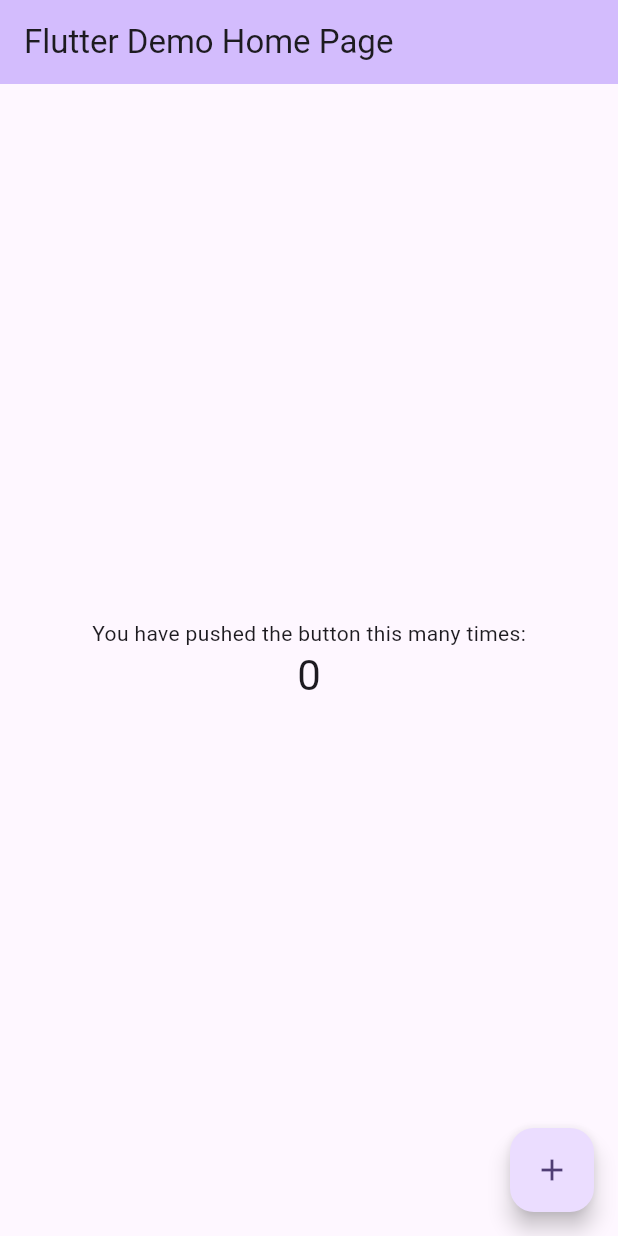
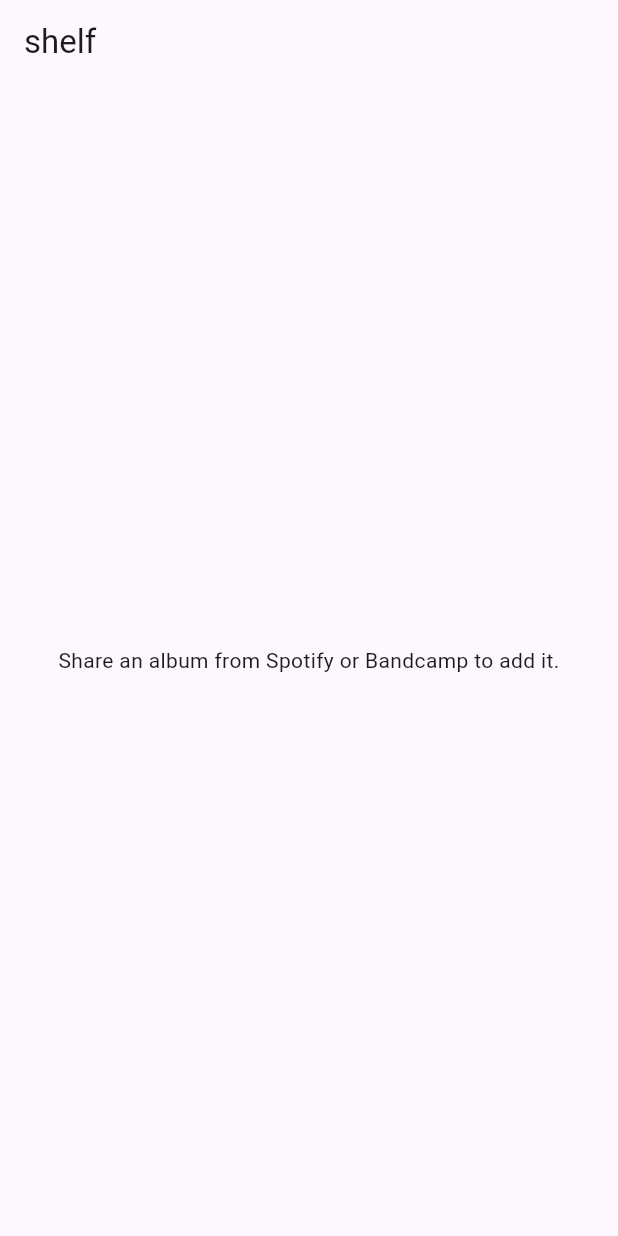
Before and after one commit to Schwub/shelf, a Flutter app: the screen it shows after launch, on a phone screen of 412 x 824 dp. Run offline on Flutter 3.47's test engine with Material 3 defaults, Android fonts, the phone set to English and light mode, and no system bars; our stand-ins replace material_ui; missing offline and left inert: receive_sharing_intent.

Commit message:
Receive shared album links on iOS and Android (TASK-1 spike)
- receive_sharing_intent 1.9.0: SEND text/plain intent filter on
  Android (compileSdk 37), ShareExtension target with App Group on iOS
- extractSharedUrl() reduces share text to the album URL; sharedLinks()
  is the only code touching the plugin
- Placeholder screen shows the last shared link until M1
- Findings and decision in docs/architecture.md; iOS build time in
  AGENTS.md

Verified on the Android emulator (cold and warm) and the iOS simulator
(cold, Spotify). iOS warm start and Bandcamp on iOS not yet verified.

Co-Authored-By: Claude Opus 5.5 <noreply@anthropic.com>

```diff
--- a/app/lib/main.dart
+++ b/app/lib/main.dart
@@ -1,121 +1,36 @@
 import 'package:material_ui/material_ui.dart';
 
+import 'share/share_receiver.dart';
+
 void main() {
-  runApp(const MyApp());
+  runApp(ShelfApp(links: sharedLinks()));
 }
 
-class MyApp extends StatelessWidget {
-  const MyApp({super.key});
+/// Placeholder until M1: shows the last link shared into the app.
+class ShelfApp extends StatelessWidget {
+  const ShelfApp({super.key, required this.links});
 
-  // This widget is the root of your application.
+  final Stream<Uri> links;
+
   @override
   Widget build(BuildContext context) {
     return MaterialApp(
-      title: 'Flutter Demo',
-      theme: ThemeData(
-        // This is the theme of your application.
-        //
-        // TRY THIS: Try running your application with "flutter run". You'll see
-        // the application has a purple toolbar. Then, without quitting the app,
-        // try changing the seedColor in the colorScheme below to Colors.green
-        // and then invoke "hot reload" (save your changes or press the "hot
-        // reload" button in a Flutter-supported IDE, or press "r" if you used
-        // the command line to start the app).
-        //
-        // Notice that the counter didn't reset back to zero; the application
-        // state is not lost during the reload. To reset the state, use hot
-        // restart instead.
-        //
-        // This works for code too, not just values: Most code changes can be
-        // tested with just a hot reload.
-        colorScheme: .fromSeed(seedColor: Colors.deepPurple),
-      ),
-      home: const MyHomePage(title: 'Flutter Demo Home Page'),
-    );
-  }
-}
-
-class MyHomePage extends StatefulWidget {
-  const MyHomePage({super.key, required this.title});
-
-  // This widget is the home page of your application. It is stateful, meaning
-  // that it has a State object (defined below) that contains fields that affect
-  // how it looks.
-
-  // This class is the configuration for the state. It holds the values (in this
-  // case the title) provided by the parent (in this case the App widget) and
-  // used by the build method of the State. Fields in a Widget subclass are
-  // always marked "final".
-
-  final String title;
-
-  @override
-  State<MyHomePage> createState() => _MyHomePageState();
-}
-
-class _MyHomePageState extends State<MyHomePage> {
-  int _counter = 0;
-
-  void _incrementCounter() {
-    setState(() {
-      // This call to setState tells the Flutter framework that something has
-      // changed in this State, which causes it to rerun the build method below
-      // so that the display can reflect the updated values. If we changed
-      // _counter without calling setState(), then the build method would not be
-      // called again, and so nothing would appear to happen.
-      _counter++;
-    });
-  }
-
-  @override
-  Widget build(BuildContext context) {
-    // This method is rerun every time setState is called, for instance as done
-    // by the _incrementCounter method above.
-    //
-    // The Flutter framework has been optimized to make rerunning build methods
-    // fast, so that you can just rebuild anything that needs updating rather
-    // than having to individually change instances of widgets.
-    return Scaffold(
-      appBar: AppBar(
-        // TRY THIS: Try changing the color here to a specific color (to
-        // Colors.amber, perhaps?) and trigger a hot reload to see the AppBar
-        // change color while the other colors stay the same.
-        backgroundColor: Theme.of(context).colorScheme.inversePrimary,
-        // Here we take the value from the MyHomePage object that was created by
-        // the App.build method, and use it to set our appbar title.
-        title: Text(widget.title),
-      ),
-      body: Center(
-        // Center is a layout widget. It takes a single child and positions it
-        // in the middle of the parent.
-        child: Column(
-          // Column is also a layout widget. It takes a list of children and
-          // arranges them vertically. By default, it sizes itself to fit its
-          // children horizontally, and tries to be as tall as its parent.
-          //
-          // Column has various properties to control how it sizes itself and
-          // how it positions its children. Here we use mainAxisAlignment to
-          // center the children vertically; the main axis here is the vertical
-          // axis because Columns are vertical (the cross axis would be
-          // horizontal).
-          //
-          // TRY THIS: Invoke "debug painting" (choose the "Toggle Debug Paint"
-          // action in the IDE, or press "p" in the console), to see the
-          // wireframe for each widget.
-          mainAxisAlignment: .center,
-          children: [
-            const Text('You have pushed the button this many times:'),
-            Text(
-              '$_counter',
-              style: Theme.of(context).textTheme.headlineMedium,
+      title: 'shelf',
+      home: Scaffold(
+        appBar: AppBar(title: const Text('shelf')),
+        body: Center(
+          child: Padding(
+            padding: const EdgeInsets.all(24),
+            child: StreamBuilder<Uri>(
+              stream: links,
+              builder: (context, snapshot) => Text(
+                snapshot.data?.toString() ??
+                    'Share an album from Spotify or Bandcamp to add it.',
+                textAlign: TextAlign.center,
+              ),
             ),
-          ],
+          ),
         ),
-      ),
-      floatingActionButton: FloatingActionButton(
-        onPressed: _incrementCounter,
-        tooltip: 'Increment',
-        child: const Icon(Icons.add),
       ),
     );
   }
--- a/app/pubspec.yaml
+++ b/app/pubspec.yaml
@@ -35,6 +35,7 @@ dependencies:
   # The following adds the Cupertino Icons font to your application.
   # Use with the CupertinoIcons class for iOS style icons.
   cupertino_icons: ^1.0.8
+  receive_sharing_intent: ^1.9.0
 
 dev_dependencies:
   flutter_test:
```
Also changed, not shown: app/lib/share/share_receiver.dart (added, +25 -0 lines), app/lib/share/shared_link.dart (added, +12 -0 lines), app/pubspec.lock, 14 other files.
